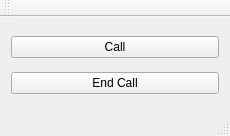
First picture: the form in mainwindow.ui, repository starchimpsgroup/evcc, before the edit.
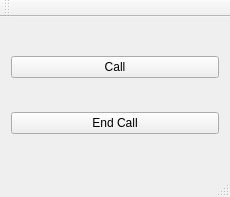
Second picture: the form after the edit.

Diff of the .ui file:
```diff
--- a/mainwindow.ui
+++ b/mainwindow.ui
@@ -7,7 +7,7 @@
     <x>0</x>
     <y>0</y>
     <width>230</width>
-    <height>136</height>
+    <height>197</height>
    </rect>
   </property>
   <property name="windowTitle">
```
